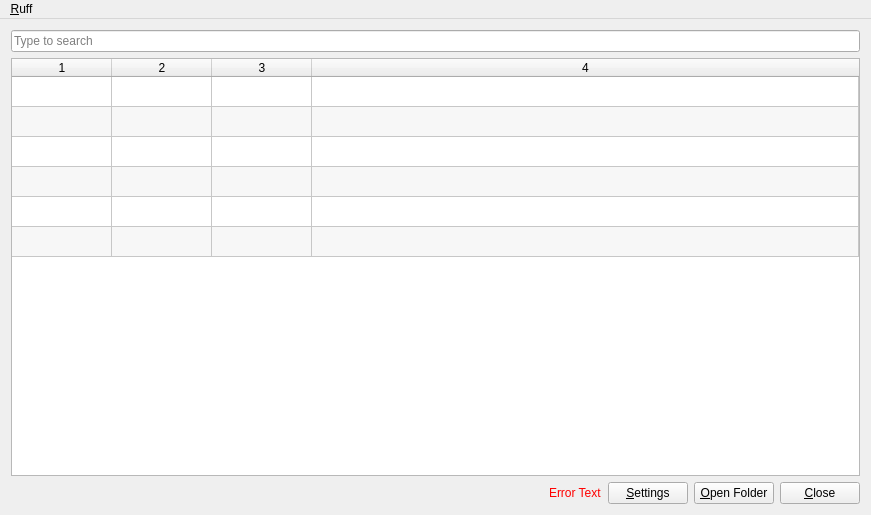
Before: the Qt Designer form mainwindow.ui in andrewrk/ruff, drawn with Qt 5.
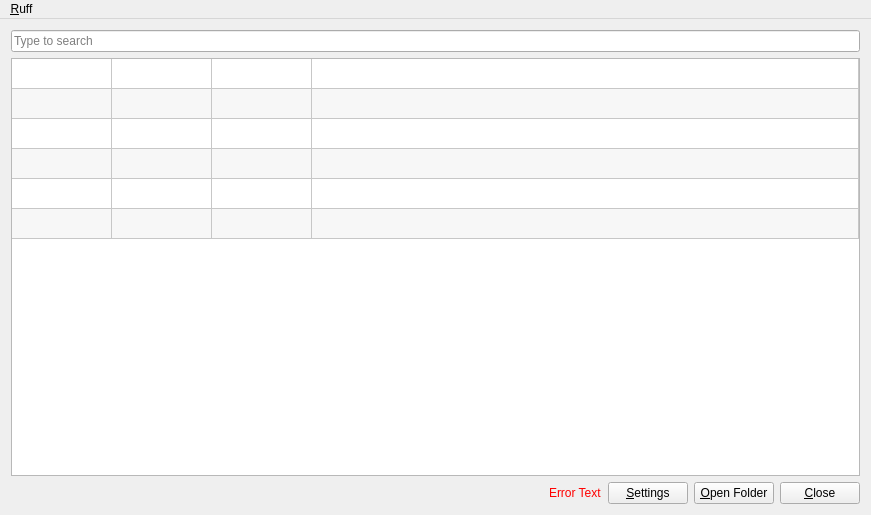
After: the same form once the commit is applied. Icons and pictures are not drawn.

Commit message: show settings dialog

```diff
--- a/mainwindow.ui
+++ b/mainwindow.ui
@@ -62,7 +62,7 @@
        <number>4</number>
       </property>
       <attribute name="horizontalHeaderVisible">
-       <bool>true</bool>
+       <bool>false</bool>
       </attribute>
       <attribute name="horizontalHeaderStretchLastSection">
        <bool>true</bool>
```
Left out of the diff: 18 changed lines with no effect on the pictures. The commit also changes 2 other files.
